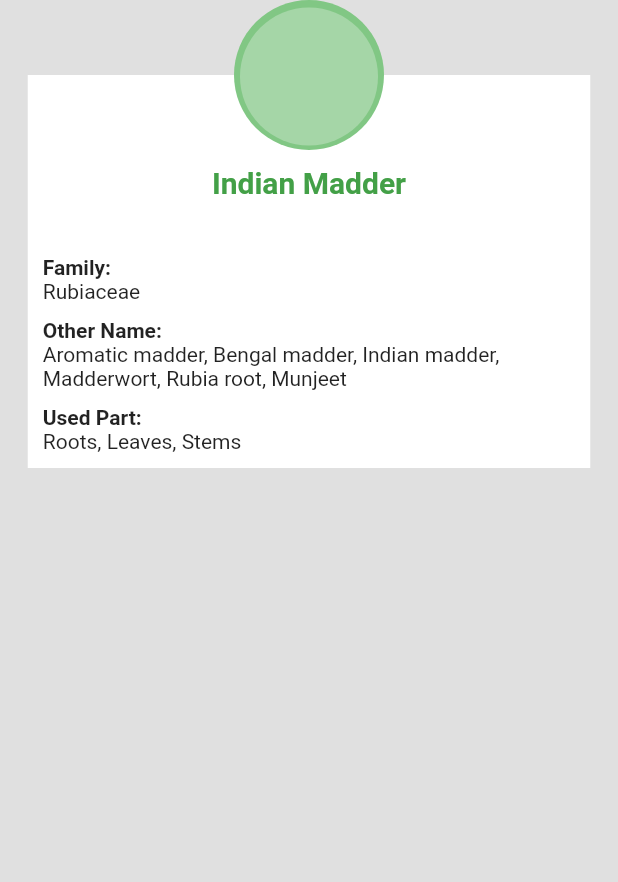
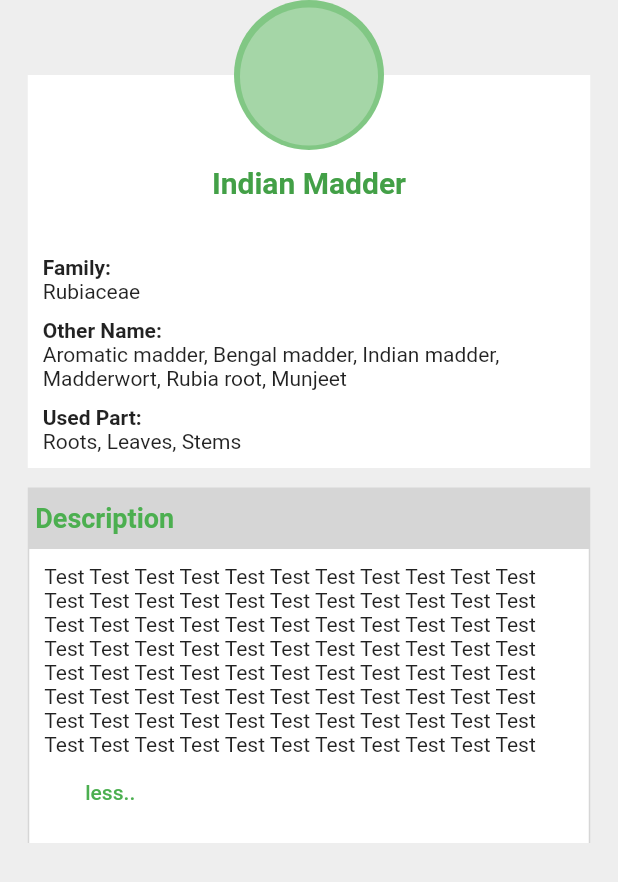
Before and after one commit to jorgegh2/Fluttern-exercises, a Flutter app: the screen it shows after launch, on a phone screen of 412 x 824 dp. Shown: the top 882 px of the screen. Run offline on Flutter 3.47's test engine with Material 2 defaults, Android fonts, the phone set to English and light mode, and no system bars.

Commit message:
Second box with more/less botton

```diff
--- a/task1jorgegemasherencia/lib/main.dart
+++ b/task1jorgegemasherencia/lib/main.dart
@@ -4,30 +4,112 @@ import 'package:flutter/material.dart';
 void main() => runApp(MyApp());
 
 class MyApp extends StatelessWidget {
-  // This widget is the root of your application.
   @override
   Widget build(BuildContext context) {
     return MaterialApp(
-      title: 'Flutter Demo',
-      theme: ThemeData(
-        // This is the theme of your application.
-        //
-        // Try running your application with "flutter run". You'll see the
-        // application has a blue toolbar. Then, without quitting the app, try
-        // changing the primarySwatch below to Colors.green and then invoke
-        // "hot reload" (press "r" in the console where you ran "flutter run",
-        // or simply save your changes to "hot reload" in a Flutter IDE).
-        // Notice that the counter didn't reset back to zero; the application
-        // is not restarted.
-        primarySwatch: Colors.blue,
+      home: Scaffold(
+        backgroundColor: Colors.grey[200],
+        body: Column(
+          children: <Widget>[
+            Center(
+              child: Stack(
+                alignment: AlignmentDirectional.topCenter,
+                children: <Widget>[
+                  BoxDescription(),
+                  PlantCircle(),
+                  SizedBox(
+                    height: 325,
+                  )
+                ],
               ),
-      home: Scaffold(
-        backgroundColor: Colors.grey[300],
-        body: Center(
-          child: Stack(
-            alignment: AlignmentDirectional.center,
+            ),
+            TextBox(
+              title: "Description",
+              text:
+                  "Test Test Test Test Test Test Test Test Test Test Test Test Test Test Test Test Test Test Test Test Test Test Test Test Test Test Test Test Test Test Test Test Test Test Test Test Test Test Test Test Test Test Test Test Test Test Test Test Test Test Test Test Test Test Test Test Test Test Test Test Test Test Test Test Test Test Test Test Test Test Test Test Test Test Test Test Test Test Test Test Test Test Test Test Test Test Test Test Test Test Test Test Test Test Test Test Test Test Test Test Test Test Test Test Test Test",
+            )
+          ],
+        ),
+      ),
+    );
+  }
+}
+
+class TextBox extends StatefulWidget {
+  final String title;
+  final String text;
+  TextBox({@required this.title, @required this.text});
+
+  @override
+  State<StatefulWidget> createState() => _TextBoxState();
+}
+
+class _TextBoxState extends State<TextBox> {
+  bool show = false;
+
+  @override
+  Widget build(BuildContext context) {
+    return Container(
+      padding: EdgeInsets.only(top: 10),
+
+      width: 375,
+      color: Colors.grey[350],
+      child: Column(
+        crossAxisAlignment: CrossAxisAlignment.start,
         children: <Widget>[
-              Positioned(
+          Container(
+            margin: EdgeInsets.only(left: 5),
+            child: Text(
+              widget.title,
+              style: TextStyle(
+                  fontWeight: FontWeight.bold,
+                  fontSize: 18,
+                  color: Colors.green),
+            ),
+          ),
+          SizedBox(
+            height: 10,
+          ),
+          Container(
+            padding: EdgeInsets.all(10),
+            margin: EdgeInsets.only(left: 1),
+            width: 373,
+            color: Colors.white,
+            child: Column(
+              crossAxisAlignment: CrossAxisAlignment.start,
+              children: <Widget>[
+                Text(
+                  widget.text,
+                  maxLines: show ? 5 : 8,
+                ),
+                FlatButton(
+                  onPressed: () {
+                    setState(() {
+                      show = !show;
+                    });
+                  },
+                  child: Text(
+                    show ? "more.." : "less..",
+                    style: TextStyle(color: Colors.green),
+                  ),
+                )
+              ],
+            ),
+          ),
+        ],
+      ),
+    );
+  }
+}
+
+class BoxDescription extends StatelessWidget {
+  const BoxDescription({
+    Key key,
+  }) : super(key: key);
+
+  @override
+  Widget build(BuildContext context) {
+    return Positioned(
       top: 50,
       child: Container(
         padding: EdgeInsets.all(10),
@@ -59,12 +141,6 @@ class MyApp extends StatelessWidget {
           ],
         ),
         color: Colors.white,
-                ),
-              ),
-              PlantCircle(),
-            ],
-          ),
-        ),
       ),
     );
   }
@@ -140,23 +216,6 @@ class PlantCircle extends StatelessWidget {
               fontWeight: FontWeight.bold,
             ),
           ),
-          /* Stack(
-            children: <Widget>[
-              Container(
-                width: 50,
-                height: 50,
-                color: Colors.red,
-              ),
-              Positioned(
-                child: Container(
-                  width: 20,
-                  height: 20,
-                  color: Colors.blue,
-                ),
-                //top: 15,
-              )
-            ],
-          )*/
         ],
       ),
     );
```
Lines whose indentation alone changed are shown as unchanged.
